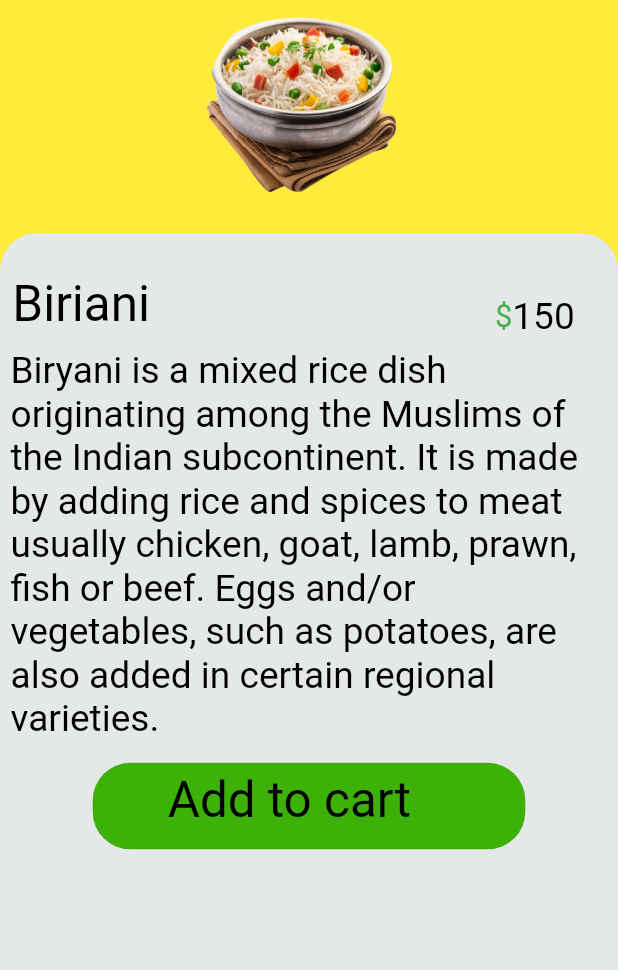
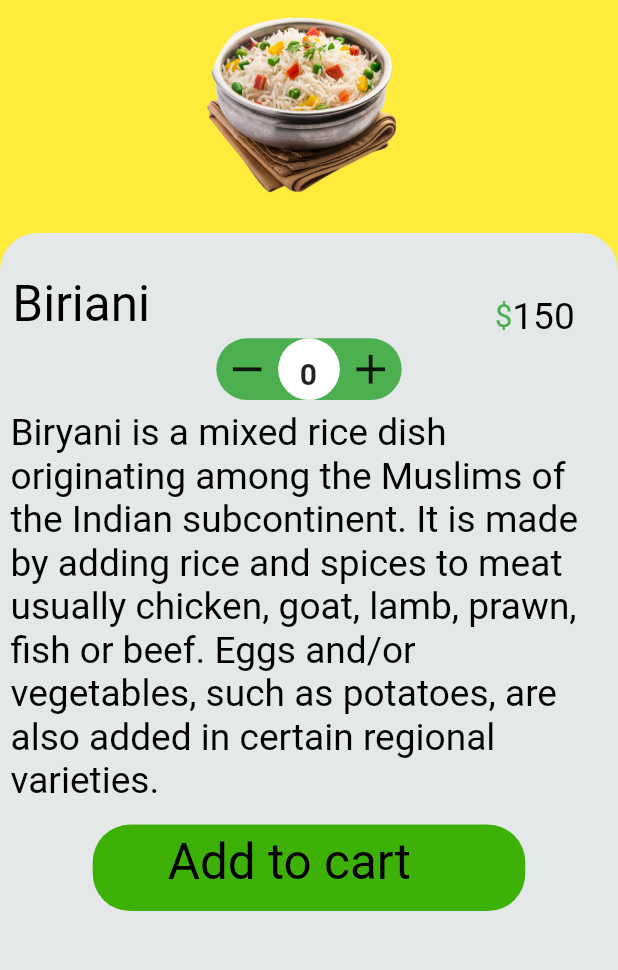
Before and after one commit to Faysal9991/Food-App, a Flutter app: the FoodDetails screen opened directly, on a phone screen of 412 x 824 dp, the part 179-1149 px from its top. Run offline on Flutter 3.47's test engine with Material 2 defaults, Android fonts, the light colour scheme and no system bars; our stand-ins replace carousel_slider, flutter_slider_drawer, google_fonts; missing offline and left inert: floating_navigation_bar; Roboto replaces fonts that are missing (Aleo).

Commit message:
some thing add

```diff
--- a/lib/screen/food_details.dart
+++ b/lib/screen/food_details.dart
@@ -2,6 +2,7 @@ import 'package:flutter/cupertino.dart';
 import 'package:flutter/material.dart';
 import 'package:food_app/screen/home_screen.dart';
 import 'package:google_fonts/google_fonts.dart';
+int val=0;
 
 class FoodDetails extends StatefulWidget {
   String fName;
@@ -44,12 +45,12 @@ class _FoodDetailsState extends State<FoodDetails> {
                child: Row(
                  children: [
                    InkWell(
-                     // onTap:  (){
-                     //   Navigator.push(context,
-                     //       MaterialPageRoute(builder: (context) => HomePage
-                     //
-                     //       ));
-                     // },
+                     onTap:  (){
+                       Navigator.push(context,
+                           MaterialPageRoute(builder: (context) => HomePage()
+
+                           ));
+                     },
                      child: CircleAvatar(
                        radius: 20,
                        backgroundColor: Color(0xffFFFFFF),
@@ -110,6 +111,46 @@ class _FoodDetailsState extends State<FoodDetails> {
                     ),
                   ],
                 ),
+                 Container(
+                   height: height*0.05,
+                   width: width*0.3,
+                   decoration: BoxDecoration(
+                     color: Colors.green,
+                     borderRadius: BorderRadius.circular(30),
+                   ),
+                   child: Row(
+                     mainAxisAlignment: MainAxisAlignment.spaceEvenly,
+                     children: [
+                       InkWell(
+                           onTap:  (){
+                             setState(() {
+                               val--;
+                             });
+                           },
+                           child: Icon( Icons.remove,size: height*0.04,)),
+
+                       Container(
+                         height: height*0.09,
+                         width: width*0.1,
+                         decoration: BoxDecoration(
+                           color: Colors.white,
+                           shape: BoxShape.circle
+                         ),
+                         child: Padding(
+                           padding:  EdgeInsets.only(top: height*0.015,left: width*0.035),
+                           child: Text(val.toString(),style: TextStyle(fontSize: 20,fontWeight: FontWeight.bold),),
+                         ),
+                       ),
+                       InkWell(
+                           onTap:  (){
+                             setState(() {
+                               val++;
+                             });
+                           },
+                           child: Icon(Icons.add,size: height*0.04,)),
+                     ],
+                   ),
+                 ),
                  Padding(
                    padding: const EdgeInsets.all(7.0),
                    child: Align(alignment: Alignment.topLeft,
--- a/lib/screen/home_screen.dart
+++ b/lib/screen/home_screen.dart
@@ -217,7 +217,8 @@ class _HomePageState extends State<HomePage> {
                                          textStyle: TextStyle
                                            (color: Colors.green, fontSize:width*0.04,fontWeight: FontWeight.bold
                                          ),
-                                       ),),
+                                       ),
+                                       ),
                                      ],
                                    )
                                  ],
```
